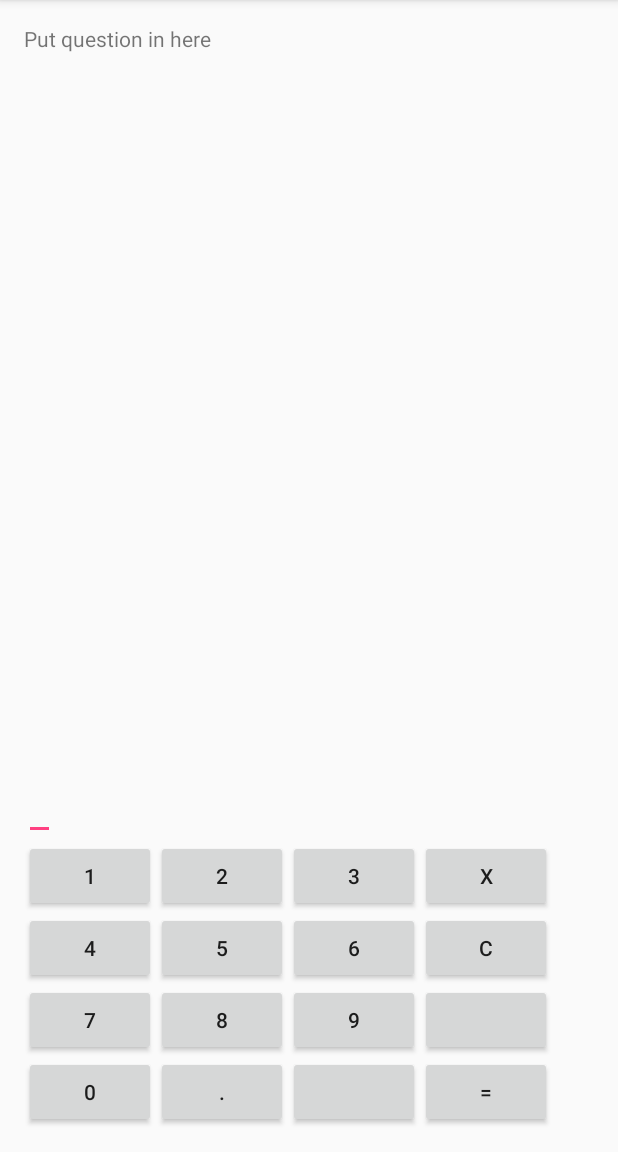
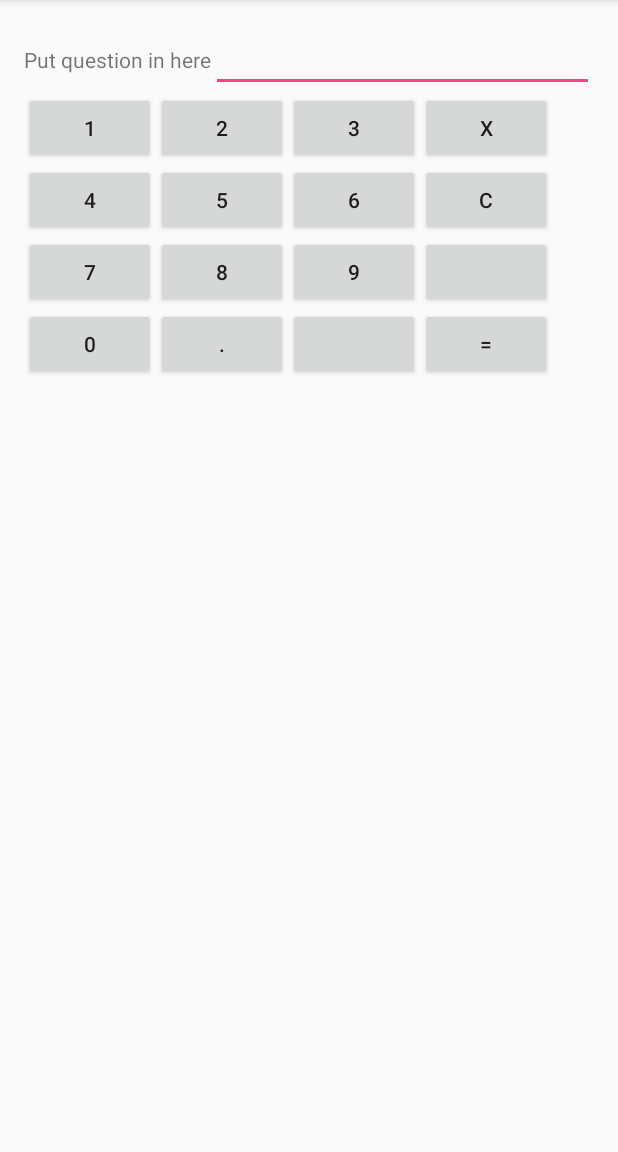
Before and after one commit to JC626/MathForKids, an Android app: the QuestionActivity screen opened directly, with no data from a screen before it, on a phone screen of 412 x 824 dp, the part 84-1236 px from its top. Run offline under Robolectric (Android 15) with nearby library versions, the phone set to English and light mode, and no system bars.

Commit message:
Simple GUI for QuestionActivity

```diff
--- a/app/src/main/res/layout/activity_question.xml
+++ b/app/src/main/res/layout/activity_question.xml
@@ -9,16 +9,27 @@
     android:paddingRight="@dimen/activity_horizontal_margin"
     android:paddingTop="@dimen/activity_vertical_margin"
     tools:context="com.welovekids.mathforkids.QuestionActivity">
-    <TextView  android:id="@+id/question"
-        android:layout_width="wrap_content"
+
+
+    <LinearLayout
+        android:layout_width="match_parent"
         android:layout_height="wrap_content"
-        android:text = "Put question in here"/>
+        android:orientation="horizontal">
+        <TextView  android:id="@+id/question"
+            android:layout_width="wrap_content"
+            android:layout_height="wrap_content"
+            android:text = "Put question in here"
+            />
+        <EditText android:id="@+id/user_answer"
+            android:layout_height="wrap_content"
+            android:layout_width="match_parent"
+            android:layout_weight="1"/>
+
+    </LinearLayout>
+
 
     <!--Need to fix textField-->
-    <EditText android:id="@+id/user_answer"
-        android:layout_height="wrap_content"
-        android:layout_width="wrap_content"
-        android:layout_weight="1" />
+
 
     <!--Add GridLayout-->
     <!--Add Button functionality-->
```
